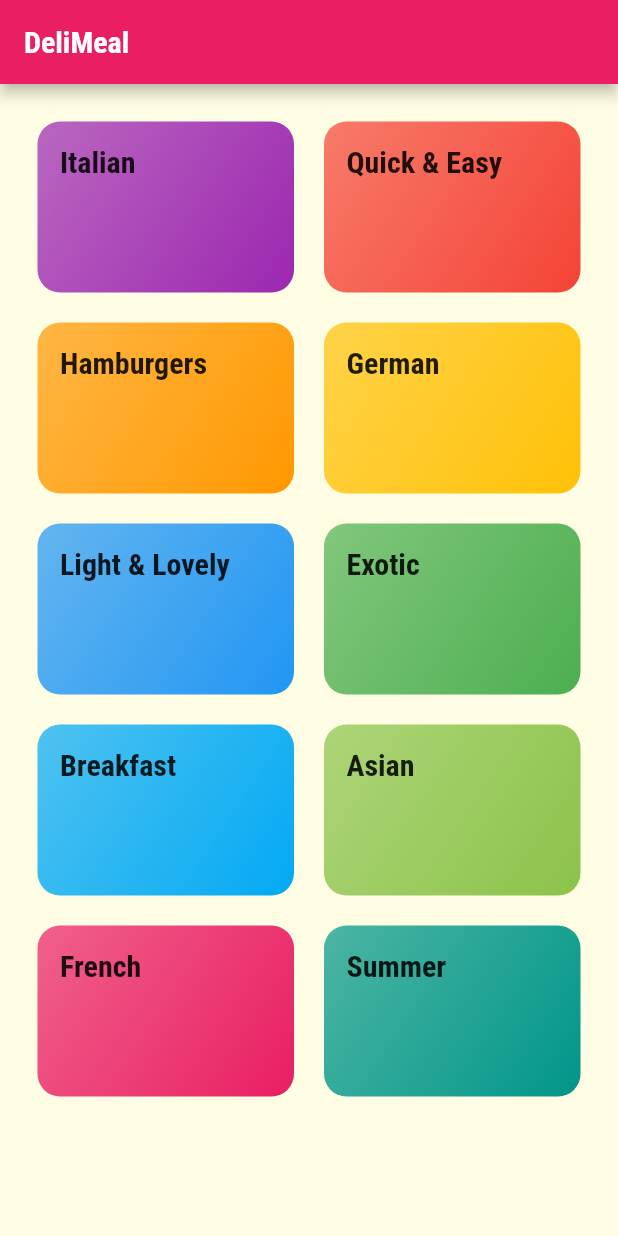
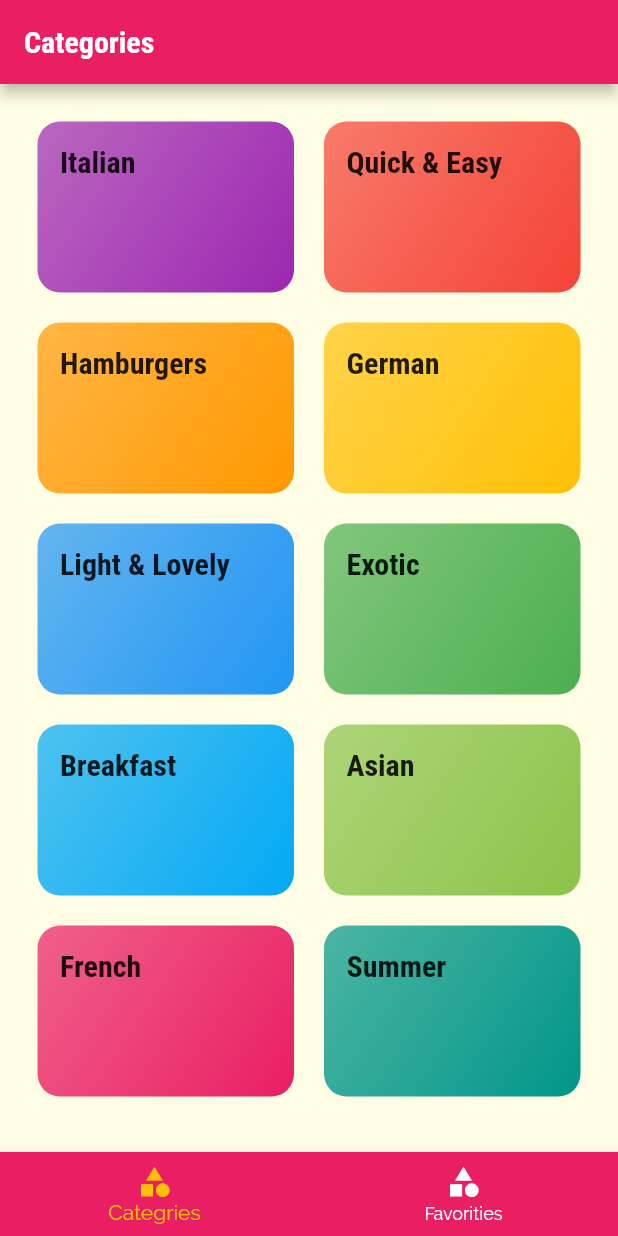
Before and after one commit to hanzosama/MealsAppFlutter, a Flutter app: the screen it shows after launch, on a phone screen of 412 x 824 dp. Run offline on Flutter 3.47's test engine with Material 2 defaults, Android fonts, the phone set to English and light mode, and no system bars.

Commit message:
Botton tab added.

```diff
--- a/lib/main.dart
+++ b/lib/main.dart
@@ -1,5 +1,6 @@
 import 'package:flutter/material.dart';
 
+import './screens/tabs_page.dart';
 import './screens/category_meals_page.dart';
 import './screens/meail_detail_page.dart';
 import './screens/categories_page.dart';
@@ -30,7 +31,7 @@ class MyApp extends StatelessWidget {
               ),
             ),
       ),
-      home: CategoriesPage(),
+      home: TabsPage(),
       routes: {
         CategoryMealsPage.routeName: (ctx) => CategoryMealsPage(),
         MealDetailPage.routeName: (ctx) => MealDetailPage(),
--- a/lib/screens/categories_page.dart
+++ b/lib/screens/categories_page.dart
@@ -5,9 +5,7 @@ import '../dummy_data.dart';
 class CategoriesPage extends StatelessWidget {
   @override
   Widget build(BuildContext context) {
-    return Scaffold(
-      appBar: AppBar(title: const Text('DeliMeal')),
-      body: GridView(
+    return GridView(
       padding: EdgeInsets.all(25),
       children: DUMMY_CATEGORIES.map((catData) {
         return CategoryItem(
@@ -22,7 +20,6 @@ class CategoriesPage extends StatelessWidget {
         crossAxisSpacing: 20,
         mainAxisSpacing: 20,
       ),
-      ),
     );
   }
 }
--- /dev/null
+++ b/lib/screens/favorites_page.dart
@@ -0,0 +1,10 @@
+import 'package:flutter/material.dart';
+
+class FavoritesScreen extends StatelessWidget {
+  @override
+  Widget build(BuildContext context) {
+    return Center(
+      child: Text('Favorities'),
+    );
+  }
+}
--- /dev/null
+++ b/lib/screens/tabs_page.dart
@@ -0,0 +1,80 @@
+import 'package:flutter/material.dart';
+import 'categories_page.dart';
+import 'favorites_page.dart';
+
+class TabsPage extends StatefulWidget {
+  @override
+  State<TabsPage> createState() => _TabsPageState();
+}
+
+class _TabsPageState extends State<TabsPage> {
+  final List<Map<String, Object>> _pages = [
+    {
+      'page': CategoriesPage(),
+      'title': 'Categories',
+    },
+    {
+      'page': FavoritesScreen(),
+      'title': 'Favorites',
+    },
+  ];
+  int _selectedPageIndex = 0;
+
+  void _selectPage(int index) {
+    setState(() {
+      _selectedPageIndex = index;
+    });
+  }
+
+  @override
+  Widget build(BuildContext context) {
+    // Using botton tab bar
+    return Scaffold(
+      appBar: AppBar(
+        title: Text(_pages[_selectedPageIndex]['title']),
+      ),
+      body: _pages[_selectedPageIndex]['page'],
+      bottomNavigationBar: BottomNavigationBar(
+        backgroundColor: Theme.of(context).primaryColor,
+        unselectedItemColor: Colors.white,
+        selectedItemColor: Theme.of(context).accentColor,
+        currentIndex: _selectedPageIndex,
+        onTap: _selectPage,
+        items: [
+          BottomNavigationBarItem(
+            icon: Icon(Icons.category),
+            label: 'Categries',
+          ),
+          BottomNavigationBarItem(
+            icon: Icon(Icons.category),
+            label: 'Favorities',
+          )
+        ],
+      ),
+    );
+    /* Using top tab bar
+    return DefaultTabController(
+        length: 2,
+        child: Scaffold(
+          appBar: AppBar(
+            title: Text('Meals'),
+            bottom: TabBar(
+              tabs: [
+                Tab(
+                  icon: Icon(Icons.category),
+                  text: 'Categories',
+                ),
+                Tab(
+                  icon: Icon(Icons.star),
+                  text: 'Favorites',
+                ),
+              ],
+            ),
+          ),
+          body: TabBarView(children: [
+            CategoriesPage(),
+            FavoritesScreen(),
+          ]),
+        ));*/
+  }
+}
```
Lines whose indentation alone changed are shown as unchanged.
